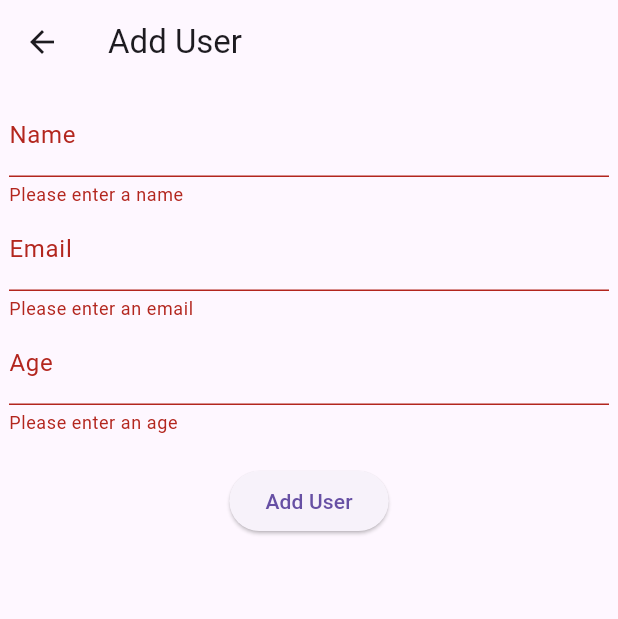
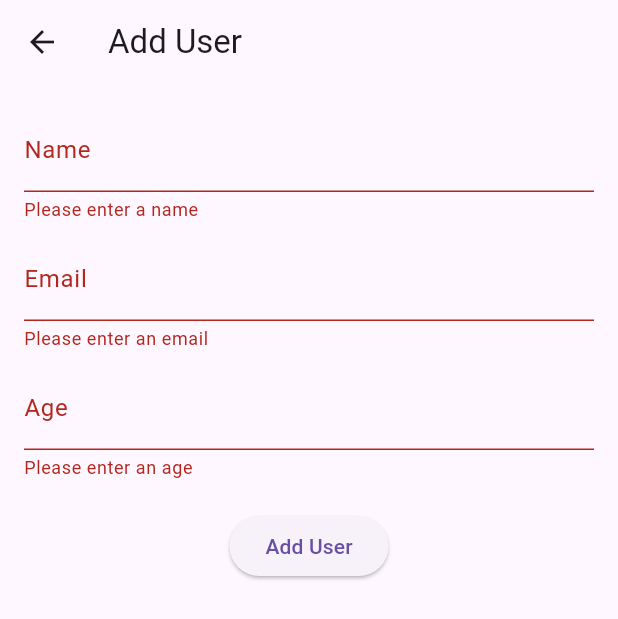
Before and after one commit to Flutter-Basic-To-Advanace/Connect-Custom-Backend, a Flutter app: the AddUserScreen screen opened directly, after a tap on "Add User", on a phone screen of 412 x 824 dp. Shown: the top 619 px of the screen. Run offline on Flutter 3.47's test engine with Material 3 defaults, Android fonts, the phone set to English and light mode, and no system bars; network calls fail.

Commit message:
update users

```diff
--- a/Frontend_Flutter/lib/screen/add_user.dart
+++ b/Frontend_Flutter/lib/screen/add_user.dart
@@ -15,75 +15,81 @@ class _AddUserScreenState extends State<AddUserScreen> {
   final _nameController = TextEditingController();
   final _emailController = TextEditingController();
   final _ageController = TextEditingController();
+  bool _isLoading = false; // optional: show loading state
+
+  @override
+  void dispose() {
+    super.dispose();
+    _nameController.dispose();
+    _emailController.dispose();
+    _ageController.dispose();
+  }
+
+  Future<void> _submit() async {
+    if (!_formKey.currentState!.validate()) return;
+
+    final newUser = User(
+      id: "",
+      name: _nameController.text,
+      email: _emailController.text,
+      age: int.tryParse(_ageController.text) ?? 0,
+    );
+
+    setState(() => _isLoading = true);
+    try {
+      await Provider.of<UserProvider>(context, listen: false).addUser(newUser);
+      Navigator.pop(context);
+    } catch (error) {
+      ScaffoldMessenger.of(
+        context,
+      ).showSnackBar(SnackBar(content: Text("Error adding user: $error")));
+    } finally {
+      setState(() => _isLoading = false);
+    }
+  }
+
   @override
   Widget build(BuildContext context) {
     return Scaffold(
       appBar: AppBar(title: Text("Add User")),
       body: Padding(
-        padding: EdgeInsets.all(6),
-        child: Form(
+        padding: const EdgeInsets.all(16.0),
         child: Form(
           key: _formKey,
           child: Column(
             children: [
               TextFormField(
                 controller: _nameController,
-                  decoration: InputDecoration(labelText: 'Name'),
-                  validator: (value) {
-                    if (value == null || value.isEmpty) {
-                      return 'Please enter a name';
-                    }
-                    return null;
-                  },
+                decoration: const InputDecoration(labelText: 'Name'),
+                validator: (value) => (value == null || value.isEmpty)
+                    ? 'Please enter a name'
+                    : null,
               ),
+              const SizedBox(height: 10),
               TextFormField(
                 controller: _emailController,
-                  decoration: InputDecoration(labelText: 'Email'),
-                  validator: (value) {
-                    if (value == null || value.isEmpty) {
-                      return 'Please enter an email';
-                    }
-                    return null;
-                  },
+                decoration: const InputDecoration(labelText: 'Email'),
+                validator: (value) => (value == null || value.isEmpty)
+                    ? 'Please enter an email'
+                    : null,
               ),
+              const SizedBox(height: 10),
               TextFormField(
                 controller: _ageController,
-                  decoration: InputDecoration(labelText: 'Age'),
+                decoration: const InputDecoration(labelText: 'Age'),
                 keyboardType: TextInputType.number,
-                  validator: (value) {
-                    if (value == null || value.isEmpty) {
-                      return 'Please enter an age';
-                    }
-                    return null;
-                  },
+                validator: (value) => (value == null || value.isEmpty)
+                    ? 'Please enter an age'
+                    : null,
               ),
-                SizedBox(height: 20),
-                ElevatedButton(
-                  onPressed: () async {
-                    if (_formKey.currentState!.validate()) {
-                      final newUser = User(
-                        id: "",
-                        name: _nameController.text,
-                        email: _emailController.text,
-                        age: int.parse(_ageController.text),
-                      );
-                      try {
-                        await Provider.of<UserProvider>(
-                          context,
-                          listen: false,
-                        ).addUser(newUser);
-                        Navigator.pop(context);
-                      } catch (error) {
-                        ScaffoldMessenger.of(context).showSnackBar(
-                          SnackBar(content: Text("Error adding user: $error")),
-                        );
-                      }
-                    }
-                  },
-                  child: Text("Add User"),
+              const SizedBox(height: 20),
+              _isLoading
+                  ? const CircularProgressIndicator()
+                  : ElevatedButton(
+                      onPressed: _submit,
+                      child: const Text("Add User"),
                     ),
             ],
-            ),
           ),
         ),
       ),
```
Also changed, not shown: Frontend_Flutter/lib/provider/user_provider.dart (+17 -0 lines), Frontend_Flutter/lib/screen/edit_user.dart (added, +97 -0 lines), Frontend_Flutter/lib/screen/user_list.dart (+9 -0 lines), Frontend_Flutter/lib/services/user_services.dart (+20 -0 lines). Lines whose indentation alone changed are shown as unchanged.
